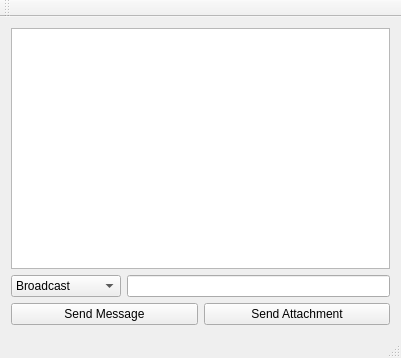
Before: the Qt Designer form ChatServer/server.ui in wmbb123/Chat-Server, drawn with Qt 5.
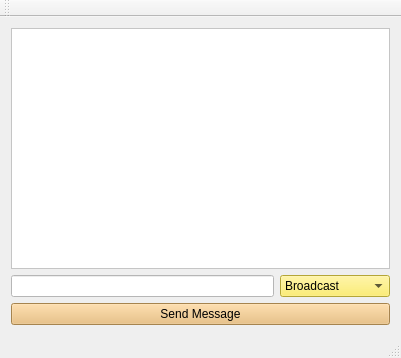
After: the same form once the commit is applied.

Diff of the .ui file:
```diff
--- a/ChatServer/server.ui
+++ b/ChatServer/server.ui
@@ -3,7 +3,7 @@
  <comment/>
  <exportmacro/>
  <class>Server</class>
- <widget name="Server" class="QMainWindow">
+ <widget class="QMainWindow" name="Server">
   <property name="geometry">
    <rect>
     <x>0</x>
@@ -23,43 +23,27 @@
     <item row="0" column="0">
      <widget class="QTextBrowser" name="textBrowser_receivedMessages">
       <property name="styleSheet">
-       <string notr="true"/>
+       <string notr="true">background-color: rgb(255, 255, 255);</string>
       </property>
      </widget>
     </item>
     <item row="1" column="0">
      <layout class="QGridLayout" name="gridLayout_2">
-      <item row="1" column="0">
-       <widget class="QPushButton" name="pushButton_sendMessage">
-        <property name="minimumSize">
-         <size>
-          <width>0</width>
-          <height>0</height>
-         </size>
-        </property>
-        <property name="styleSheet">
-         <string notr="true"/>
-        </property>
-        <property name="text">
-         <string>Send Message</string>
-        </property>
-       </widget>
-      </item>
-      <item row="1" column="1">
-       <widget class="QPushButton" name="pushButton_sendAttachment">
-        <property name="styleSheet">
-         <string notr="true"/>
-        </property>
-        <property name="text">
-         <string>Send Attachment</string>
-        </property>
-        <property name="flat">
-         <bool>false</bool>
-        </property>
-       </widget>
-      </item>
       <item row="0" column="0" colspan="2">
        <layout class="QHBoxLayout" name="horizontalLayout">
+        <item>
+         <widget class="QLineEdit" name="lineEdit_message">
+          <property name="minimumSize">
+           <size>
+            <width>150</width>
+            <height>0</height>
+           </size>
+          </property>
+          <property name="styleSheet">
+           <string notr="true">background-color: rgb(255, 255, 255);</string>
+          </property>
+         </widget>
+        </item>
         <item>
          <widget class="QComboBox" name="comboBox_receiver">
           <property name="minimumSize">
@@ -68,6 +52,9 @@
             <height>0</height>
            </size>
           </property>
+          <property name="styleSheet">
+           <string notr="true">background-color: rgb(252, 233, 79);</string>
+          </property>
           <item>
            <property name="text">
             <string>Broadcast</string>
@@ -75,23 +62,26 @@
           </item>
          </widget>
         </item>
-        <item>
-         <widget class="QLineEdit" name="lineEdit_message">
-          <property name="minimumSize">
-           <size>
-            <width>150</width>
-            <height>0</height>
-           </size>
-          </property>
-          <property name="styleSheet">
-           <string notr="true"/>
-          </property>
-         </widget>
-        </item>
        </layout>
       </item>
      </layout>
     </item>
+    <item row="3" column="0">
+     <widget class="QPushButton" name="pushButton_sendMessage">
+      <property name="minimumSize">
+       <size>
+        <width>0</width>
+        <height>0</height>
+       </size>
+      </property>
+      <property name="styleSheet">
+       <string notr="true">background-color: rgb(233, 185, 110);</string>
+      </property>
+      <property name="text">
+       <string>Send Message</string>
+      </property>
+     </widget>
+    </item>
    </layout>
   </widget>
   <widget class="QToolBar" name="mainToolBar">
```
Left out of the diff: 4 changed lines with no effect on the pictures.
